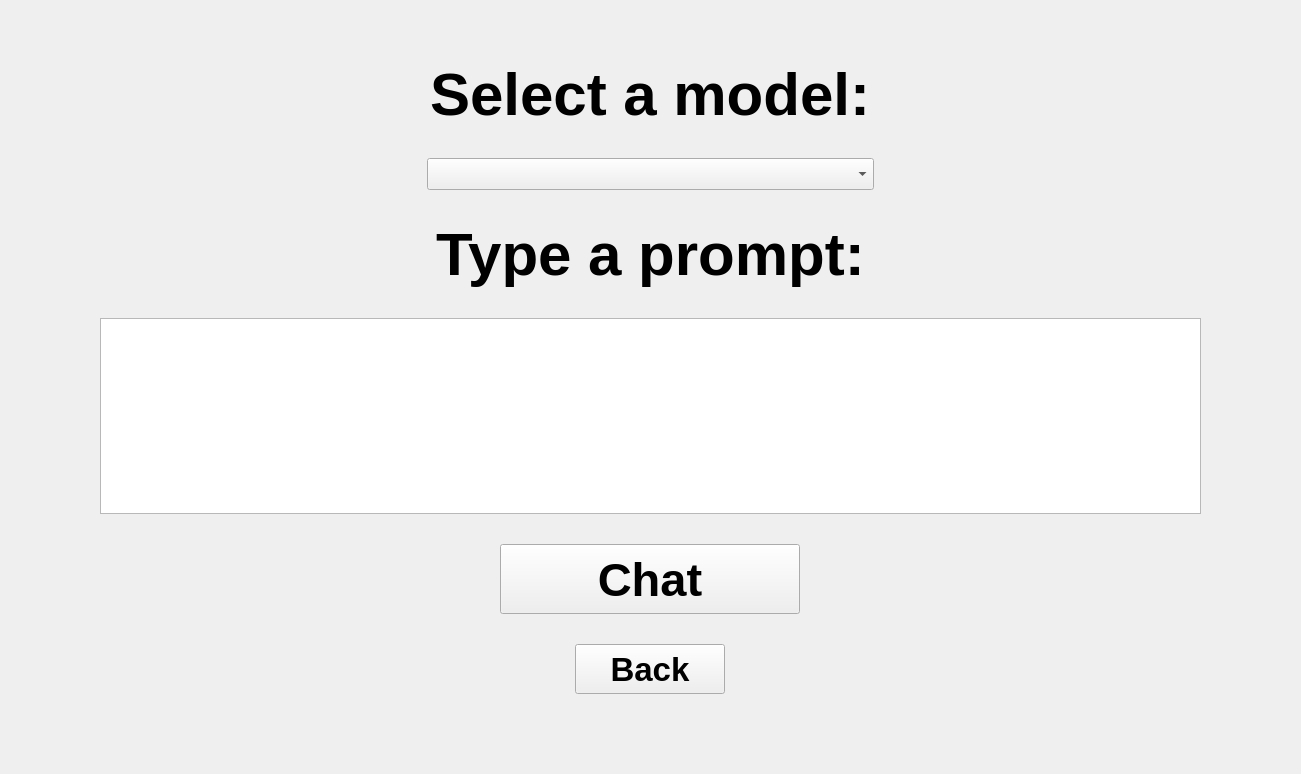
First picture: the form in mainwindow.ui, repository HSE-DSBA-233/this-is-fine-client, before the edit.
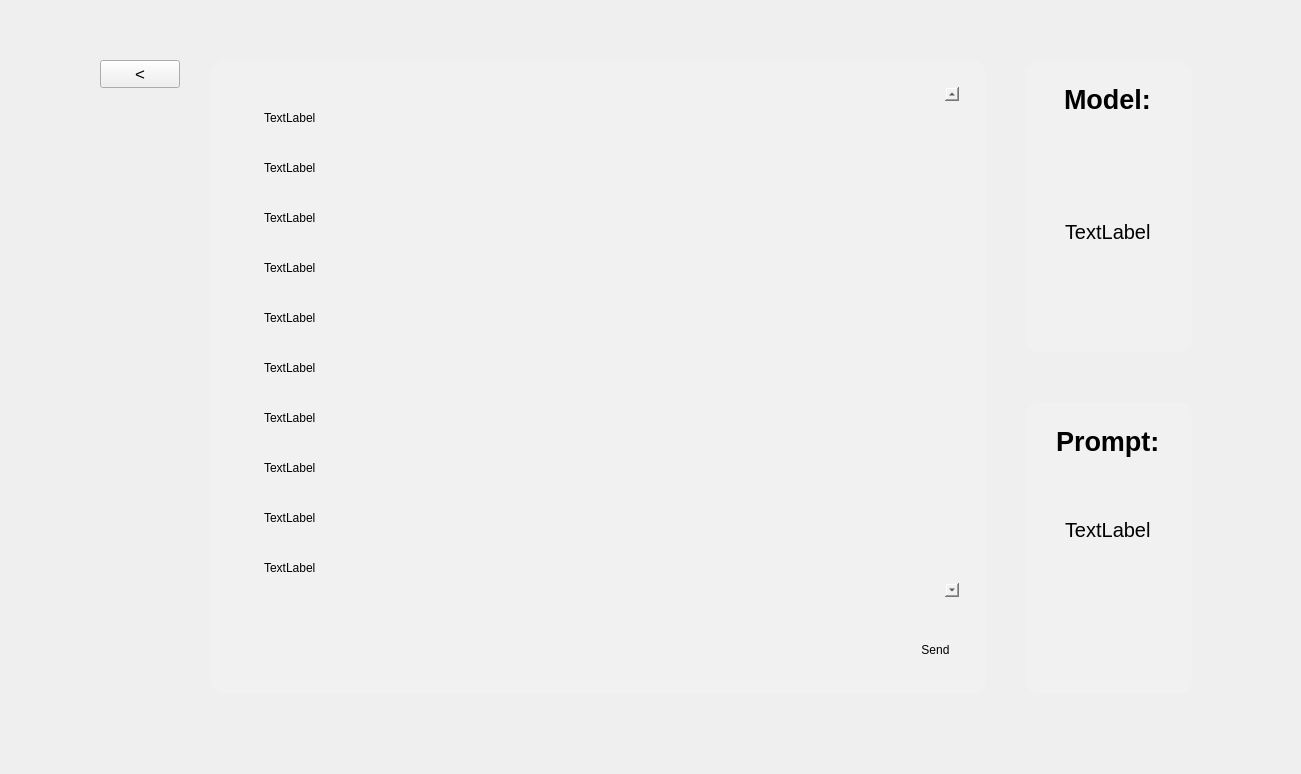
Second picture: the form after the edit. Icons and pictures are not drawn.

Commit message: Add chat page

Diff of the .ui file:
```diff
--- a/mainwindow.ui
+++ b/mainwindow.ui
@@ -53,7 +53,7 @@
        <string notr="true"/>
       </property>
       <property name="currentIndex">
-       <number>2</number>
+       <number>3</number>
       </property>
       <widget class="QWidget" name="page1">
        <layout class="QVBoxLayout" name="verticalLayout_3">
@@ -618,6 +618,292 @@
         </item>
        </layout>
       </widget>
+      <widget class="QWidget" name="page4">
+       <layout class="QHBoxLayout" name="horizontalLayout_2">
+        <property name="spacing">
+         <number>30</number>
+        </property>
+        <property name="leftMargin">
+         <number>50</number>
+        </property>
+        <property name="topMargin">
+         <number>30</number>
+        </property>
+        <property name="rightMargin">
+         <number>50</number>
+        </property>
+        <property name="bottomMargin">
+         <number>30</number>
+        </property>
+        <item alignment="Qt::AlignHCenter|Qt::AlignTop">
+         <widget class="QPushButton" name="page4BackButton">
+          <property name="text">
+           <string>&lt;</string>
+          </property>
+         </widget>
+        </item>
+        <item>
+         <widget class="QWidget" name="chatWidget" native="true">
+          <property name="styleSheet">
+           <string notr="true">background-color: #F1F1F1; border-radius: 15px; padding: 15px;</string>
+          </property>
+          <layout class="QVBoxLayout" name="verticalLayout_10" stretch="0,0">
+           <property name="spacing">
+            <number>-1</number>
+           </property>
+           <property name="sizeConstraint">
+            <enum>QLayout::SetDefaultConstraint</enum>
+           </property>
+           <property name="leftMargin">
+            <number>12</number>
+           </property>
+           <property name="topMargin">
+            <number>12</number>
+           </property>
+           <property name="rightMargin">
+            <number>12</number>
+           </property>
+           <property name="bottomMargin">
+            <number>12</number>
+           </property>
+           <item>
+            <widget class="QScrollArea" name="chatWindowWidget">
+             <property name="widgetResizable">
+              <bool>true</bool>
+             </property>
+             <widget class="QWidget" name="scrollAreaWidgetContents">
+              <property name="geometry">
+               <rect>
+                <x>0</x>
+                <y>0</y>
+                <width>771</width>
+                <height>718</height>
+               </rect>
+              </property>
+              <layout class="QVBoxLayout" name="verticalLayout_12">
+               <item>
+                <widget class="QLabel" name="label_4">
+                 <property name="text">
+                  <string>TextLabel</string>
+                 </property>
+                </widget>
+               </item>
+               <item>
+                <widget class="QLabel" name="label_14">
+                 <property name="text">
+                  <string>TextLabel</string>
+                 </property>
+                </widget>
+               </item>
+               <item>
+                <widget class="QLabel" name="label_13">
+                 <property name="text">
+                  <string>TextLabel</string>
+                 </property>
+                </widget>
+               </item>
+               <item>
+                <widget class="QLabel" name="label_12">
+                 <property name="text">
+                  <string>TextLabel</string>
+                 </property>
+                </widget>
+               </item>
+               <item>
+                <widget class="QLabel" name="label_11">
+                 <property name="text">
+                  <string>TextLabel</string>
+                 </property>
+                </widget>
+               </item>
+               <item>
+                <widget class="QLabel" name="label_10">
+                 <property name="text">
+                  <string>TextLabel</string>
+                 </property>
+                </widget>
+               </item>
+               <item>
+                <widget class="QLabel" name="label_9">
+                 <property name="text">
+                  <string>TextLabel</string>
+                 </property>
+                </widget>
+               </item>
+               <item>
+                <widget class="QLabel" name="label_8">
+                 <property name="text">
+                  <string>TextLabel</string>
+                 </property>
+                </widget>
+               </item>
+               <item>
+                <widget class="QLabel" name="label_7">
+                 <property name="text">
+                  <string>TextLabel</string>
+                 </property>
+                </widget>
+               </item>
+               <item>
+                <widget class="QLabel" name="label_6">
+                 <property name="text">
+                  <string>TextLabel</string>
+                 </property>
+                </widget>
+               </item>
+               <item>
+                <widget class="QLabel" name="label_5">
+                 <property name="text">
+                  <string>TextLabel</string>
+                 </property>
+                </widget>
+               </item>
+               <item>
+                <widget class="QLabel" name="label_3">
+                 <property name="text">
+                  <string>TextLabel</string>
+                 </property>
+                </widget>
+               </item>
+               <item>
+                <widget class="QLabel" name="label_2">
+                 <property name="text">
+                  <string>TextLabel</string>
+                 </property>
+                </widget>
+               </item>
+              </layout>
+             </widget>
+            </widget>
+           </item>
+           <item>
+            <widget class="QWidget" name="chatInputWidget" native="true">
+             <layout class="QHBoxLayout" name="horizontalLayout" stretch="0,0">
+              <property name="spacing">
+               <number>30</number>
+              </property>
+              <item>
+               <widget class="QLineEdit" name="chatInput2Widget">
+                <property name="text">
+                 <string/>
+                </property>
+               </widget>
+              </item>
+              <item>
+               <widget class="QPushButton" name="page4Button">
+                <property name="text">
+                 <string>Send</string>
+                </property>
+               </widget>
+              </item>
+             </layout>
+            </widget>
+           </item>
+          </layout>
+         </widget>
+        </item>
+        <item>
+         <widget class="QWidget" name="chatSetttingsWidget" native="true">
+          <layout class="QVBoxLayout" name="verticalLayout_9">
+           <property name="spacing">
+            <number>50</number>
+           </property>
+           <property name="topMargin">
+            <number>0</number>
+           </property>
+           <property name="bottomMargin">
+            <number>0</number>
+           </property>
+           <item>
+            <widget class="QWidget" name="chatModelWidget" native="true">
+             <property name="font">
+              <font>
+               <pointsize>20</pointsize>
+              </font>
+             </property>
+             <property name="styleSheet">
+              <string notr="true">background-color: #F1F1F1; border-radius: 15px; padding: 15px;</string>
+             </property>
+             <layout class="QVBoxLayout" name="verticalLayout_7">
+              <property name="spacing">
+               <number>0</number>
+              </property>
+              <property name="bottomMargin">
+               <number>12</number>
+              </property>
+              <item alignment="Qt::AlignHCenter|Qt::AlignTop">
+               <widget class="QLabel" name="modeTitleLabel">
+                <property name="font">
+                 <font>
+                  <pointsize>20</pointsize>
+                  <bold>true</bold>
+                 </font>
+                </property>
+                <property name="text">
+                 <string>Model:</string>
+                </property>
+               </widget>
+              </item>
+              <item alignment="Qt::AlignHCenter|Qt::AlignTop">
+               <widget class="QLabel" name="modelLabel">
+                <property name="font">
+                 <font>
+                  <pointsize>15</pointsize>
+                 </font>
+                </property>
+                <property name="text">
+                 <string>TextLabel</string>
+                </property>
+               </widget>
+              </item>
+             </layout>
+            </widget>
+           </item>
+           <item>
+            <widget class="QWidget" name="chatPromptWidget" native="true">
+             <property name="styleSheet">
+              <string notr="true">background-color: #F1F1F1; border-radius: 15px; padding: 15px;</string>
+             </property>
+             <layout class="QVBoxLayout" name="verticalLayout_8">
+              <property name="spacing">
+               <number>0</number>
+              </property>
+              <property name="bottomMargin">
+               <number>100</number>
+              </property>
+              <item alignment="Qt::AlignHCenter|Qt::AlignTop">
+               <widget class="QLabel" name="promptTitleLabel">
+                <property name="font">
+                 <font>
+                  <pointsize>20</pointsize>
+                  <bold>true</bold>
+                 </font>
+                </property>
+                <property name="text">
+                 <string>Prompt:</string>
+                </property>
+               </widget>
+              </item>
+              <item alignment="Qt::AlignHCenter|Qt::AlignTop">
+               <widget class="QLabel" name="promptLabel">
+                <property name="font">
+                 <font>
+                  <pointsize>15</pointsize>
+                 </font>
+                </property>
+                <property name="text">
+                 <string>TextLabel</string>
+                </property>
+               </widget>
+              </item>
+             </layout>
+            </widget>
+           </item>
+          </layout>
+         </widget>
+        </item>
+       </layout>
+      </widget>
      </widget>
     </item>
    </layout>
```
Left out of the diff: 28 changed lines with no effect on the pictures. The commit also changes 3 other files.
